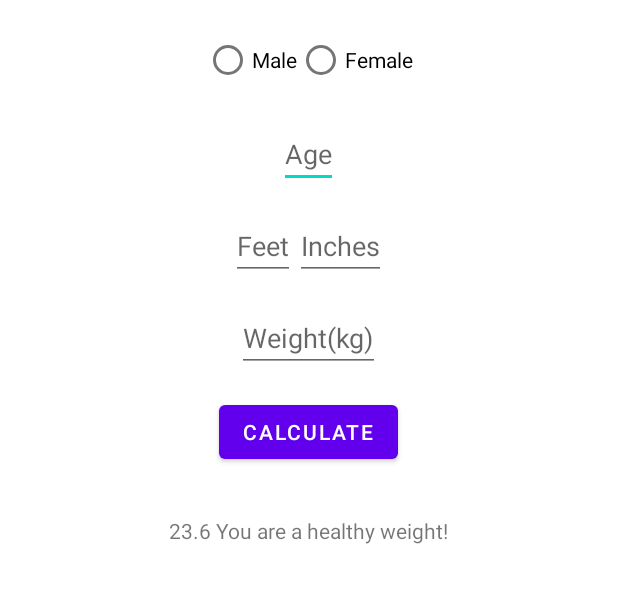
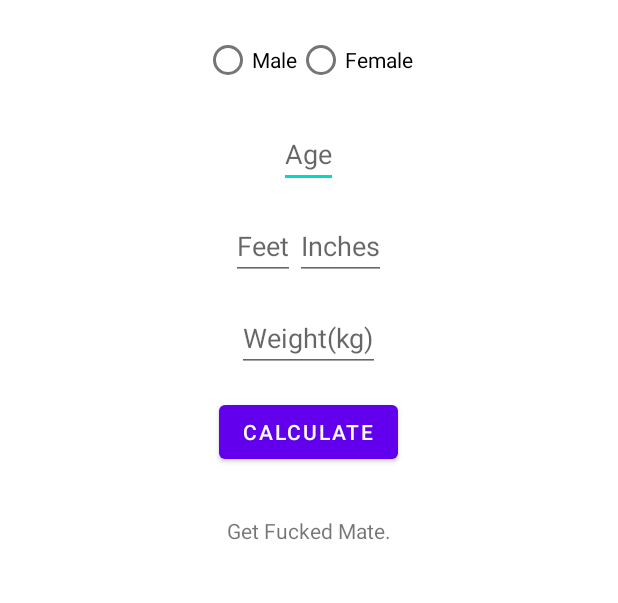
Before and after one commit to njdeane/BMICalculator, an Android app: the screen it shows after launch (MainActivity), after a tap on "CALCULATE", on a phone screen of 412 x 824 dp, the part 311-914 px from its top. Run offline under Robolectric (Android 15) with nearby library versions, the phone set to English and light mode, and no system bars; 4 statements that could not run were skipped.

Commit message:
BMI calc done.

```diff
--- a/app/src/main/java/com/nicdeane/bmicalculator/MainActivity.java
+++ b/app/src/main/java/com/nicdeane/bmicalculator/MainActivity.java
@@ -9,6 +9,8 @@ import android.widget.EditText;
 import android.widget.RadioButton;
 import android.widget.TextView;
 import android.widget.Toast;
+
+import java.text.DecimalFormat;
 
 public class MainActivity extends AppCompatActivity {
 
@@ -45,13 +47,53 @@ public class MainActivity extends AppCompatActivity {
         calculate.setOnClickListener(new View.OnClickListener() {
             @Override
             public void onClick(View v) {
-                calculateBMI();
+                double bmi = calculateBMI();
+                String ageText = age.getText().toString();
+                int age = Integer.parseInt(ageText);
+                if (age >= 18) {
+                    displayResult(bmi);
+                } else {
+                    displayGuidance(bmi);
+                }
+
             }
         });
     }
 
-    private void calculateBMI() {
+    private double calculateBMI() {
+        // getting values from UI
+        String feetText = feet.getText().toString();
+        String inchesText = inches.getText().toString();
+        String weightText = weight.getText().toString();
 
+        // converting values to ints
+        int feet = Integer.parseInt(feetText);
+        int inches = Integer.parseInt(inchesText);
+        int weight = Integer.parseInt(weightText);
+
+        // perform calculations
+        int height = (feet * 12) + inches;
+        double heightInMeters = height * 0.0254;
+
+        return weight / (heightInMeters * heightInMeters);
+    }
+
+    private void displayResult(double bmi) {
+        DecimalFormat decimalFormatter = new DecimalFormat("0.00");
+        String bmiText = decimalFormatter.format(bmi);
+        String fullResult;
+        if (bmi < 18.5) {
+            fullResult = "Your BMI is: " + bmiText + " You are underweight!";
+        } else if (bmi > 25) {
+            fullResult = "Your BMI is: " + bmiText + " You are way too fat!";
+        } else {
+            fullResult = "Your BMI is: " + bmiText + " You are a healthy weight.";
+        }
+        resultText.setText(fullResult);
+    }
+
+    private void displayGuidance(double bmi) {
+        resultText.setText("Get Fucked Mate.");
     }
 
 
--- a/app/src/main/res/layout/activity_main.xml
+++ b/app/src/main/res/layout/activity_main.xml
@@ -86,8 +86,7 @@
         android:id="@+id/text_view_result"
         android:layout_width="wrap_content"
         android:layout_height="wrap_content"
-        android:layout_margin="24dp"
-        android:text="23.6 You are a healthy weight!" />
+        android:layout_margin="24dp" />
 
 
 </LinearLayout>
```
